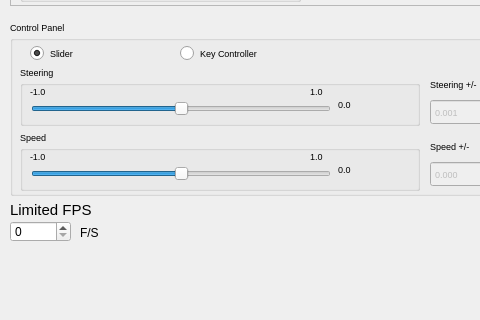
ChevronOne/zaytuna, file src/zay_primary_win.ui: the form before one commit; both pictures show x 0 to 480 and y 356 to 676 of the 1440 by 676 pixel window.
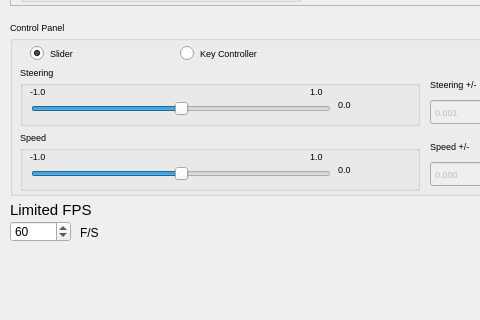
The form after the commit.

```diff
--- a/src/zay_primary_win.ui
+++ b/src/zay_primary_win.ui
@@ -1248,9 +1248,15 @@
     <property name="toolTip">
      <string/>
     </property>
+    <property name="minimum">
+     <number>0</number>
+    </property>
     <property name="maximum">
      <number>1000</number>
     </property>
+    <property name="value">
+     <number>60</number>
+    </property>
    </widget>
    <widget class="QLabel" name="limited_frames_lab">
     <property name="geometry">
```
Left out of the diff: 4 changed lines with no effect on the pictures.
